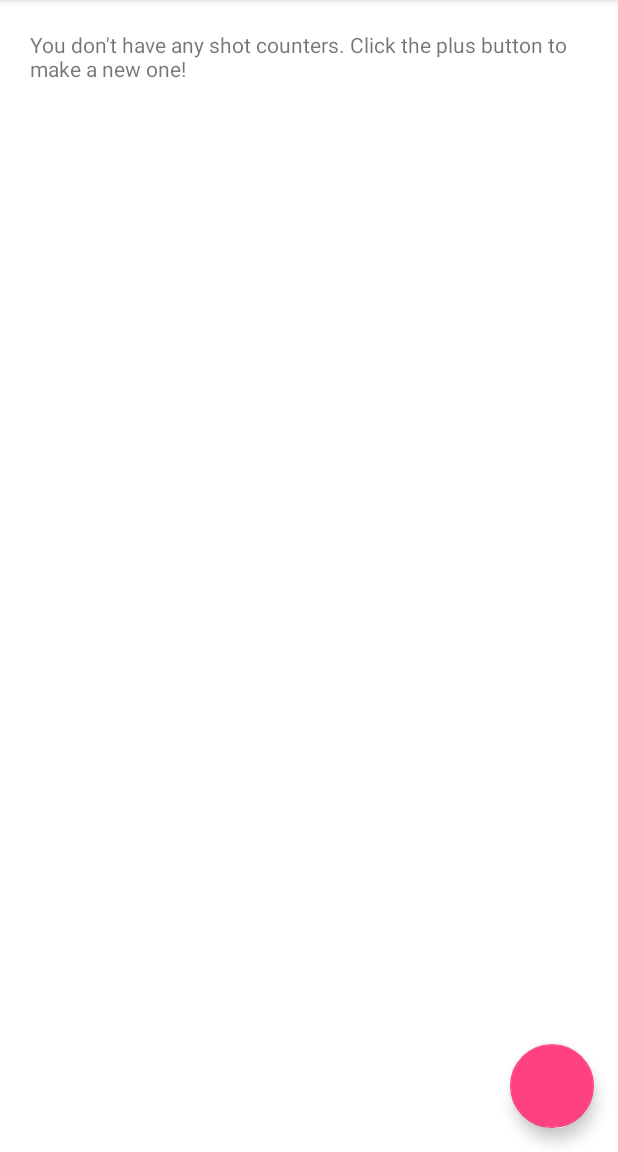
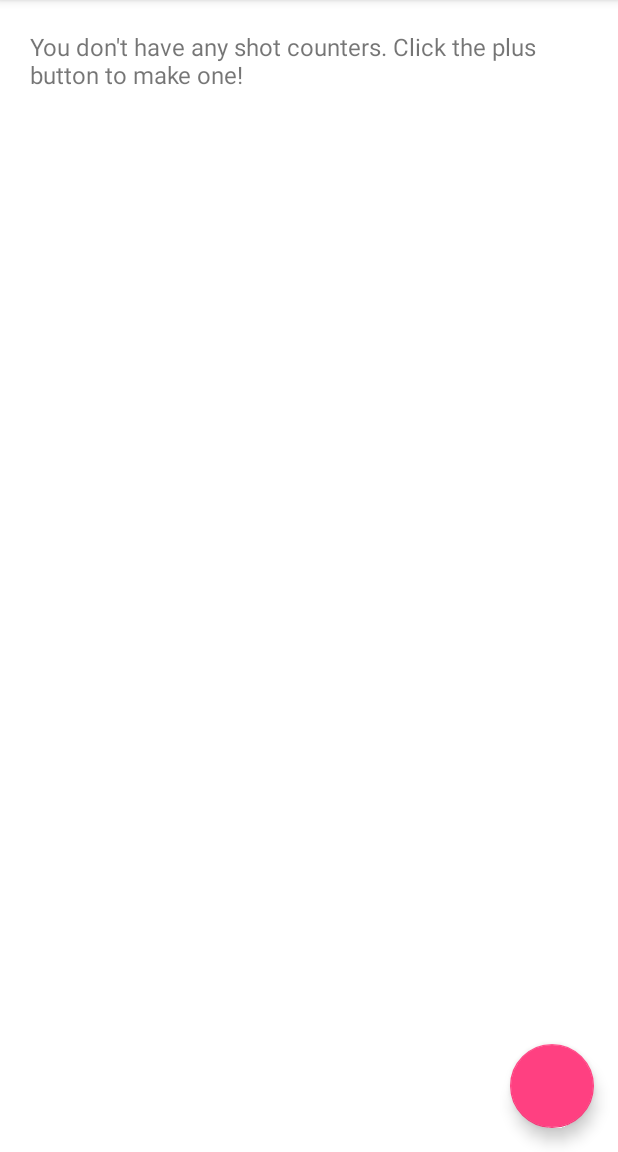
Before and after one commit to lifalzarano/Shots-, an Android app: the screen it shows after launch (MainActivity), on a phone screen of 412 x 824 dp, the part 84-1236 px from its top. Run offline under Robolectric (Android 15) with nearby library versions, the phone set to English and light mode, and no system bars; our stand-ins replace ButterKnife; libraries missing offline, so code that uses them is left out: com.afollestad.materialdialogs, com.joanzapata.iconify; 4 statements that could not run were skipped.

Commit message:
Make shot counter list items larger. Make no content text larger too

```diff
--- a/app/src/main/res/layout/content_main.xml
+++ b/app/src/main/res/layout/content_main.xml
@@ -11,11 +11,11 @@
         android:id="@+id/shots_list">
     </ListView>
 
-
     <TextView
         android:id="@+id/no_shots_text"
         android:layout_width="match_parent"
         android:layout_height="wrap_content"
+        android:textSize="16sp"
         android:padding="20dp"
         android:text="@string/no_shots" />
 
--- a/app/src/main/res/values/strings.xml
+++ b/app/src/main/res/values/strings.xml
@@ -3,7 +3,7 @@
 
     <string name="settings">Settings</string>
     <string name="title_activity_add_counter">Add Shot Counter</string>
-    <string name="no_shots">You don\'t have any shot counters. Click the plus button to make a new one!</string>
+    <string name="no_shots">You don\'t have any shot counters. Click the plus button to make one!</string>
 
     <string name="initial_count">0</string>
 
```
Also changed, not shown: app/src/main/res/layout/shots_list_cell.xml (+6 -8 lines).
